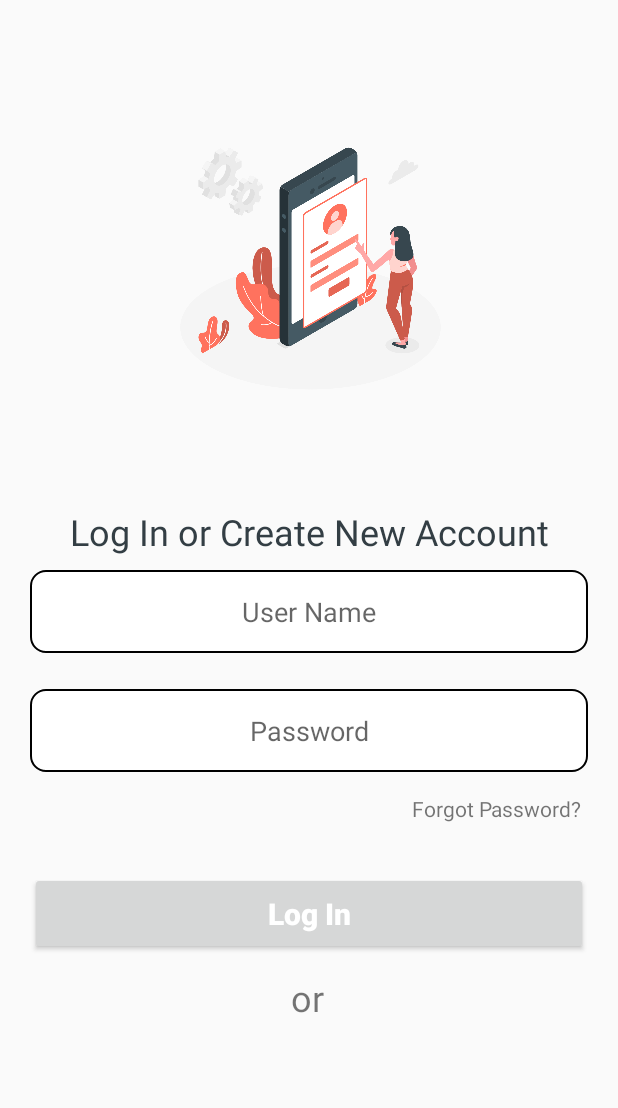
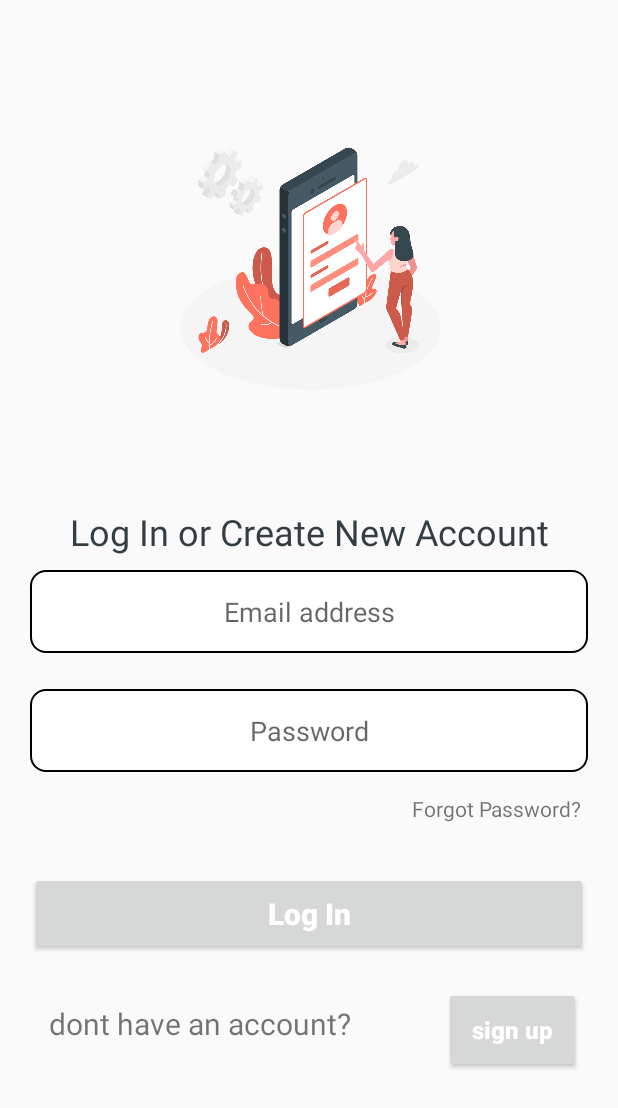
Before and after one commit to iris-g/FinalProject, an Android app: the layout login.xml on its own in the app's theme, with its tools: preview values and no code run, on a phone screen of 412 x 824 dp. Shown: the top 1108 px of the screen. Run offline under Robolectric (Android 15) with nearby library versions, the phone set to English and light mode, and no system bars.

Commit message:
data base update+ login

```diff
--- a/app/build.gradle
+++ b/app/build.gradle
@@ -39,6 +39,7 @@ dependencies {
 
     //adding circle image view
     implementation 'de.hdodenhof:circleimageview:3.1.0'
+    implementation 'androidx.legacy:legacy-support-v4:1.0.0'
     def room_version = "2.4.2"
 
     implementation "androidx.room:room-runtime:$room_version"
--- a/app/src/main/java/com/example/finalproject/AppDataBase.java
+++ b/app/src/main/java/com/example/finalproject/AppDataBase.java
@@ -7,7 +7,7 @@ import androidx.room.Database;
 import androidx.room.Room;
 import androidx.room.RoomDatabase;
 
-@Database(entities = {ShoppingList.class,Items.class}, version  = 5)
+@Database(entities = {ShoppingList.class,Items.class,LoginTable.class}, version  = 7)
 public abstract class AppDataBase extends RoomDatabase {
 
     public abstract listDao listDao();
--- a/app/src/main/java/com/example/finalproject/CreateListActivity.java
+++ b/app/src/main/java/com/example/finalproject/CreateListActivity.java
@@ -35,6 +35,8 @@ public class CreateListActivity extends AppCompatActivity {
                 String inputText = listTitle.getText().toString();
                 ShoppingList list = new ShoppingList();
                 list.name=inputText;
+                int id = db.listDao().getDetails().get(db.listDao().getDetails().size()-1).getId();
+                list.setId(id);
                 db.listDao().insertLists(list);
                 finish();
 
--- a/app/src/main/res/layout/login.xml
+++ b/app/src/main/res/layout/login.xml
@@ -7,7 +7,7 @@
     android:layout_margin="20dp">
 
     <Button
-        android:id="@+id/button3"
+        android:id="@+id/logIn_button"
         android:layout_width="match_parent"
         android:layout_height="55dp"
         android:text="Log In"
@@ -19,23 +19,23 @@
         app:layout_constraintEnd_toEndOf="parent"
         app:layout_constraintHorizontal_bias="0.0"
         app:layout_constraintStart_toStartOf="parent"
-        app:layout_constraintTop_toBottomOf="@+id/listTitleEditText3"
+        app:layout_constraintTop_toBottomOf="@+id/password"
         app:layout_constraintVertical_bias="0.286" />
 
     <com.google.android.material.textfield.TextInputEditText
-        android:id="@+id/listTitleEditText2"
+        android:id="@+id/userEmail"
         android:layout_width="match_parent"
         android:layout_height="55dp"
         android:background="@drawable/edit_text_background"
         android:gravity="center"
-        android:hint="User Name"
+        android:hint="Email address"
         app:layout_constraintEnd_toEndOf="parent"
         app:layout_constraintHorizontal_bias="0.0"
         app:layout_constraintStart_toStartOf="parent"
         app:layout_constraintTop_toBottomOf="@+id/textView23" />
 
     <com.google.android.material.textfield.TextInputEditText
-        android:id="@+id/listTitleEditText3"
+        android:id="@+id/password"
         android:layout_width="match_parent"
         android:layout_height="55dp"
         android:background="@drawable/edit_text_background"
@@ -45,7 +45,7 @@
         app:layout_constraintEnd_toEndOf="parent"
         app:layout_constraintHorizontal_bias="0.0"
         app:layout_constraintStart_toStartOf="parent"
-        app:layout_constraintTop_toBottomOf="@+id/listTitleEditText2"
+        app:layout_constraintTop_toBottomOf="@+id/userEmail"
         app:layout_constraintVertical_bias="0.076" />
 
     <TextView
@@ -78,15 +78,15 @@
 
     <TextView
         android:id="@+id/textView38"
-        android:layout_width="wrap_content"
-        android:layout_height="wrap_content"
-        android:layout_marginTop="12dp"
-        android:text="or"
-        android:textSize="24sp"
+        android:layout_width="232dp"
+        android:layout_height="33dp"
+        android:layout_marginTop="32dp"
+        android:text="dont have an account?"
+        android:textSize="20sp"
         app:layout_constraintEnd_toEndOf="parent"
-        app:layout_constraintHorizontal_bias="0.498"
+        app:layout_constraintHorizontal_bias="0.092"
         app:layout_constraintStart_toStartOf="parent"
-        app:layout_constraintTop_toBottomOf="@+id/button3" />
+        app:layout_constraintTop_toBottomOf="@+id/logIn_button" />
 
     <TextView
         android:id="@+id/textView6"
@@ -94,9 +94,26 @@
         android:layout_height="wrap_content"
         android:layout_marginEnd="4dp"
         android:text="Forgot Password?"
-        app:layout_constraintBottom_toTopOf="@+id/button3"
+        app:layout_constraintBottom_toTopOf="@+id/logIn_button"
         app:layout_constraintEnd_toEndOf="parent"
-        app:layout_constraintTop_toBottomOf="@+id/listTitleEditText3"
+        app:layout_constraintTop_toBottomOf="@+id/password"
         app:layout_constraintVertical_bias="0.304" />
 
+    <Button
+        android:id="@+id/sign_up"
+        android:layout_width="91dp"
+        android:layout_height="57dp"
+        android:layout_marginTop="21dp"
+        android:text="sign up"
+        android:textAllCaps="false"
+        android:textColor="#FFFFFF"
+        android:textSize="16sp"
+        android:textStyle="bold"
+        app:layout_constraintBottom_toBottomOf="parent"
+        app:layout_constraintEnd_toEndOf="parent"
+        app:layout_constraintHorizontal_bias="0.862"
+        app:layout_constraintStart_toEndOf="@+id/textView38"
+        app:layout_constraintTop_toBottomOf="@+id/logIn_button"
+        app:layout_constraintVertical_bias="0.0" />
+
 </androidx.constraintlayout.widget.ConstraintLayout>
```
Also changed, not shown: app/src/main/AndroidManifest.xml (+8 -0 lines), app/src/main/java/com/example/finalproject/IntroActivity.java (+31 -2 lines), app/src/main/java/com/example/finalproject/LoginTable.java (added, +60 -0 lines), app/src/main/java/com/example/finalproject/MainActivity.java (+15 -4 lines), app/src/main/java/com/example/finalproject/ShoppingList.java (+11 -5 lines), app/src/main/java/com/example/finalproject/UserSignUp.java (added, +80 -0 lines), app/src/main/java/com/example/finalproject/listDao.java (+20 -3 lines), app/src/main/java/com/example/finalproject/userLoginActivity.java (+82 -1 lines), app/src/main/res/layout/sign_up.xml (added, +82 -0 lines).
